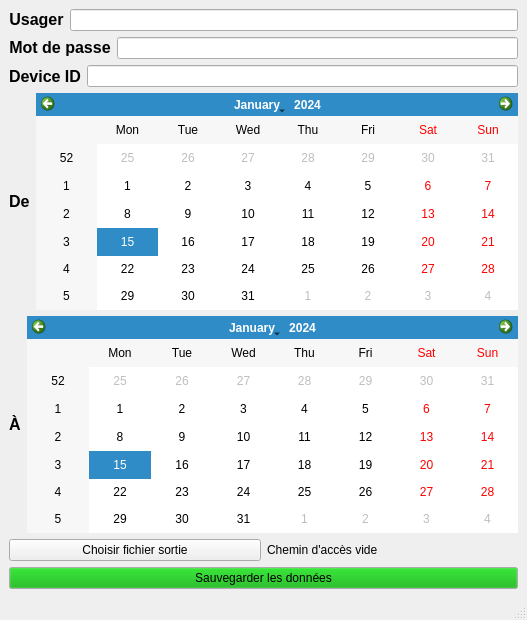
Old version of the form vue.ui in the repository geocot/TraccarAPI2.
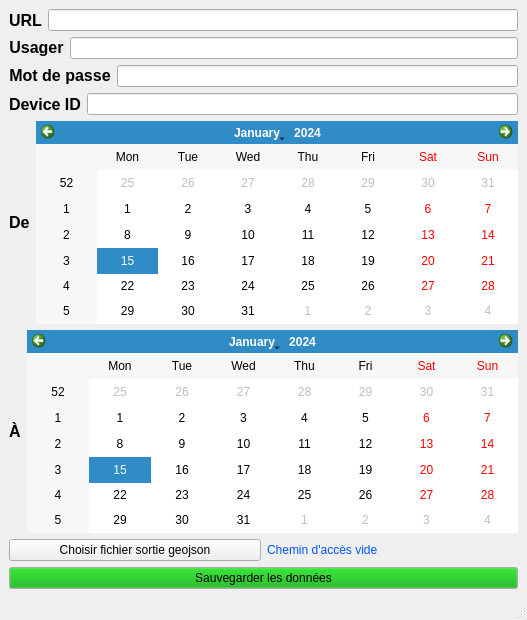
New version of the form.

```diff
--- a/vue.ui
+++ b/vue.ui
@@ -17,6 +17,27 @@
    <layout class="QVBoxLayout" name="verticalLayout_2">
     <item>
      <layout class="QVBoxLayout" name="verticalLayout">
+      <item>
+       <layout class="QHBoxLayout" name="horizontalLayout_8">
+        <item>
+         <widget class="QLabel" name="label_6">
+          <property name="font">
+           <font>
+            <pointsize>12</pointsize>
+            <weight>75</weight>
+            <bold>true</bold>
+           </font>
+          </property>
+          <property name="text">
+           <string>URL</string>
+          </property>
+         </widget>
+        </item>
+        <item>
+         <widget class="QLineEdit" name="leURL"/>
+        </item>
+       </layout>
+      </item>
       <item>
        <layout class="QHBoxLayout" name="horizontalLayout">
         <item>
@@ -159,12 +180,15 @@
         <item>
          <widget class="QPushButton" name="btnFichierOut">
           <property name="text">
-           <string>Choisir fichier sortie</string>
+           <string>Choisir fichier sortie geojson</string>
           </property>
          </widget>
         </item>
         <item>
          <widget class="QLabel" name="laPath">
+          <property name="styleSheet">
+           <string notr="true">color: rgb(0, 85, 255);</string>
+          </property>
           <property name="text">
            <string>Chemin d'accès vide</string>
           </property>
```
